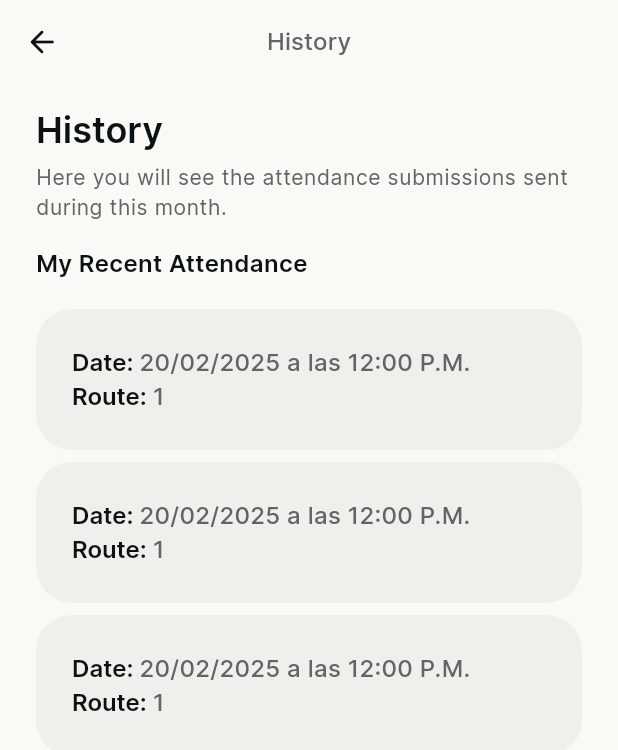
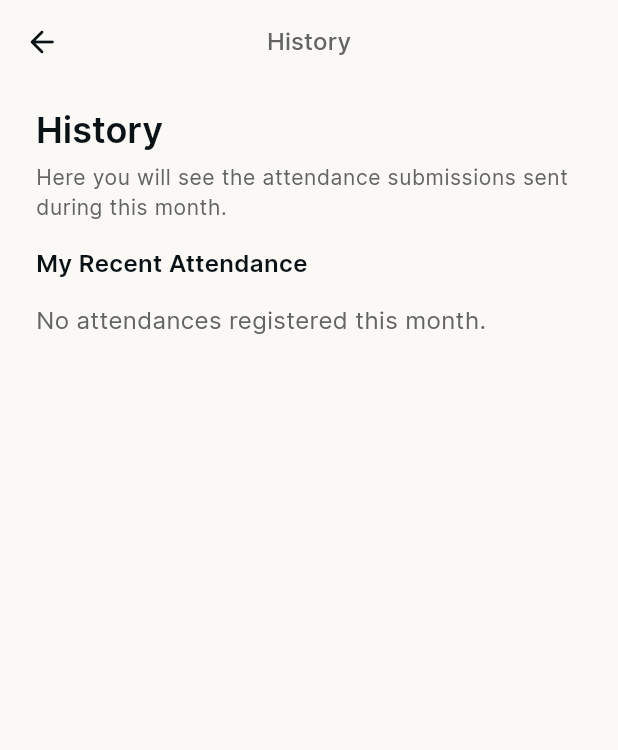
Before and after one commit to movilidad-up/simup-up-app, a Flutter app: the HistoryView screen opened directly, on a phone screen of 412 x 824 dp. Shown: the top 750 px of the screen. Run offline on Flutter 3.47's test engine with Material 3 defaults, Android fonts, the phone set to English and light mode, and no system bars; our stand-ins replace cloud_firestore, connectivity_plus, firebase_core, flutter_blue_plus, flutter_dotenv, flutter_local_notifications and 13 more; missing offline and left inert: cron, encrypt, mobile_scanner, zoom_widget; accounts and stored records are empty; generated files the repository leaves out were written again.

Commit message:
SMP-023 - Adds attendance history retrieval on History View

```diff
--- a/lib/l10n/app_en.arb
+++ b/lib/l10n/app_en.arb
@@ -218,6 +218,7 @@
   "seconds": "seconds",
   "sent": "Sent",
   "onQueue": "On queue",
+  "noAttendanceRecords": "No attendances registered this month.",
 
   "monday": "Monday",
   "tuesday": "Tuesday",
--- a/lib/l10n/app_es.arb
+++ b/lib/l10n/app_es.arb
@@ -218,6 +218,7 @@
   "seconds": "segundos",
   "sent": "Enviada",
   "onQueue": "En cola",
+  "noAttendanceRecords": "No hay asistencias registradas este mes.",
 
   "monday": "Lunes",
   "tuesday": "Martes",
--- a/lib/views/history-view.dart
+++ b/lib/views/history-view.dart
@@ -1,7 +1,9 @@
 import 'package:flutter/material.dart';
+import 'package:shared_preferences/shared_preferences.dart';
 import 'package:simup_up/views/components/attendance-card.dart';
 import 'package:simup_up/views/styles/spaces.dart';
 import 'package:flutter_gen/gen_l10n/app_localizations.dart';
+import 'package:intl/intl.dart';
 
 import 'components/action_card.dart';
 
@@ -13,6 +15,52 @@ class HistoryView extends StatefulWidget {
 }
 
 class _HistoryViewState extends State<HistoryView> {
+  List<Map<String, String>> _filteredAttendances = [];
+
+  @override
+  void initState() {
+    super.initState();
+    _loadAttendances();
+  }
+
+  Future<void> _loadAttendances() async {
+    final prefs = await SharedPreferences.getInstance();
+    final List<String>? storedAttendances = prefs.getStringList('attendance_history');
+
+    if (storedAttendances == null) return;
+
+    final now = DateTime.now();
+    final currentMonth = now.month;
+    final currentYear = now.year;
+
+    List<Map<String, String>> filtered = [];
+
+    for (String record in storedAttendances) {
+      List<String> parts = record.split('|');
+      if (parts.length < 2) continue;
+
+      DateTime recordDate = DateTime.parse(parts[0]);
+
+      String? storedTime = prefs.getString('attendance_last_time');
+      String formattedTime = storedTime ?? DateFormat("hh:mm a").format(recordDate);
+
+      String formattedRoute = parts[1].replaceAll('_', '');
+      formattedRoute = formattedRoute.replaceFirst('route', '');
+
+      if (recordDate.year == currentYear && recordDate.month == currentMonth) {
+        filtered.add({
+          'date': "${DateFormat("dd/MM/yyyy").format(recordDate)}",
+          'time': formattedTime,
+          'routeNumber': formattedRoute,
+        });
+      }
+    }
+
+    setState(() {
+      _filteredAttendances = filtered;
+    });
+  }
+
   @override
   Widget build(BuildContext context) {
     return PopScope(
@@ -84,22 +132,16 @@ class _HistoryViewState extends State<HistoryView> {
                           ),
                           textScaler: const TextScaler.linear(1.0),
                         ),
-                        SizedBox(height: 4.0),
                         VerticalSpacing(16.0),
-                        AttendanceCard(
-                          date: "20/02/2025 a las 12:00 P.M.",
-                          route: "1",
-                        ),
-                        VerticalSpacing(8.0),
-                        AttendanceCard(
-                          date: "20/02/2025 a las 12:00 P.M.",
-                          route: "1",
-                        ),
-                        VerticalSpacing(8.0),
-                        AttendanceCard(
-                          date: "20/02/2025 a las 12:00 P.M.",
-                          route: "1",
-                        ),
+                        if (_filteredAttendances.isEmpty)
+                          Text(AppLocalizations.of(context)!.noAttendanceRecords),
+                        for (var attendance in _filteredAttendances) ...[
+                          AttendanceCard(
+                            date: "${attendance['date']!} ${AppLocalizations.of(context)!.at} ${attendance['time']!}",
+                            route: "${AppLocalizations.of(context)!.route} ${attendance['routeNumber']!}",
+                          ),
+                          VerticalSpacing(8.0),
+                        ],
                       ],
                     ),
                   ),
```
